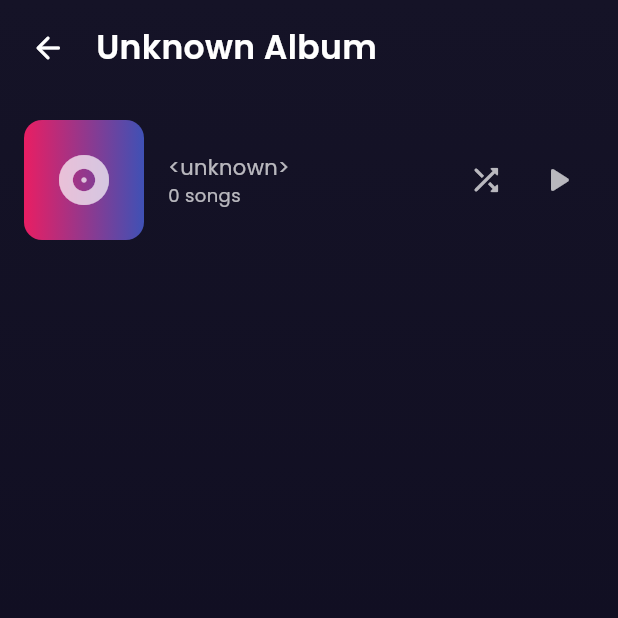
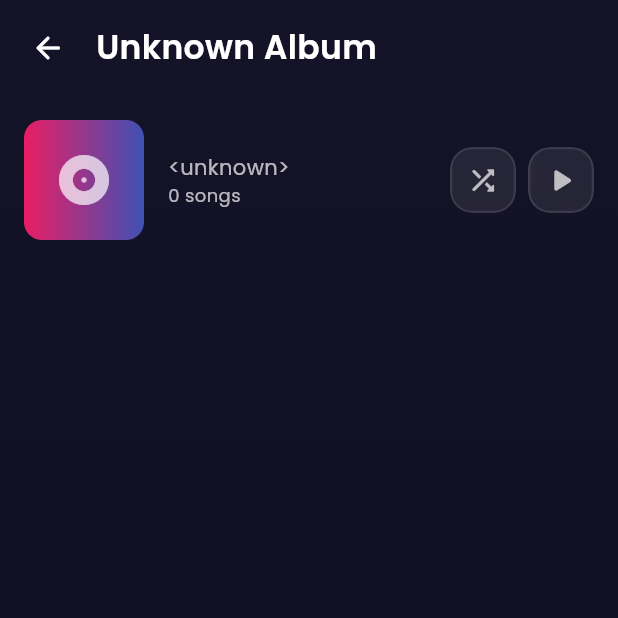
Before and after one commit to bhedanikhilkumar-code/offline-music-player-pro, a Flutter app: the AlbumDetailScreen screen opened directly with empty values, on a phone screen of 412 x 824 dp, the top half of it. Run offline on Flutter 3.47's test engine with Material 3 defaults, Android fonts, the phone set to English and light mode, and no system bars; our stand-ins replace audio_service, file_picker, google_fonts, image_picker, just_audio, on_audio_query and 4 more; missing offline and left inert: audio_session, audiotags, ringtone_set; accounts and stored records are empty; statements that could not run were skipped.

Commit message:
Update shuffle and playback buttons to professional glassmorphism design

```diff
--- a/lib/providers/audio_provider.dart
+++ b/lib/providers/audio_provider.dart
@@ -57,13 +57,11 @@ class AudioProvider extends ChangeNotifier {
 
   Future<void> playSong(SongModel song,
       {List<SongModel>? playlist, int? index}) async {
-    await PermissionService.requestNotificationPermission();
     await _playerService.playSong(song, playlist: playlist, index: index);
     notifyListeners();
   }
 
   Future<void> play() async {
-    await PermissionService.requestNotificationPermission();
     await _playerService.play();
     notifyListeners();
   }
@@ -78,7 +76,6 @@ class AudioProvider extends ChangeNotifier {
   }
 
   Future<void> togglePlayPause() async {
-    await PermissionService.requestNotificationPermission();
     await _playerService.togglePlayPause();
     notifyListeners();
   }
@@ -125,7 +122,6 @@ class AudioProvider extends ChangeNotifier {
   }
 
   Future<void> setQueue(List<SongModel> songs, {int startIndex = 0}) async {
-    await PermissionService.requestNotificationPermission();
     await _playerService.setQueue(songs, startIndex: startIndex);
     notifyListeners();
   }
--- a/lib/screens/album_detail_screen.dart
+++ b/lib/screens/album_detail_screen.dart
@@ -8,6 +8,7 @@ import '../providers/music_library_provider.dart';
 import '../providers/theme_provider.dart';
 import '../widgets/song_tile.dart';
 import '../widgets/song_options_sheet.dart';
+import '../widgets/glass_icon_button.dart';
 
 class AlbumDetailScreen extends StatelessWidget {
   final AlbumModel album;
@@ -57,18 +58,23 @@ class AlbumDetailScreen extends StatelessWidget {
                             ],
                           ),
                         ),
-                        IconButton(
-                          icon: const Icon(Icons.shuffle_rounded, color: Colors.white70),
-                          onPressed: songs.isNotEmpty ? () {
+                        GlassIconButton(
+                          icon: Icons.shuffle_rounded,
+                          size: 44,
+                          iconSize: 22,
+                          onTap: songs.isNotEmpty ? () {
                             final shuffled = List.from(songs)..shuffle();
                             context.read<AudioProvider>().setQueue(shuffled.cast(), startIndex: 0);
-                          } : null,
+                          } : () {},
                         ),
-                        IconButton(
-                          icon: const Icon(Icons.play_arrow_rounded, size: 28, color: Colors.white70),
-                          onPressed: songs.isNotEmpty ? () {
+                        const SizedBox(width: 8),
+                        GlassIconButton(
+                          icon: Icons.play_arrow_rounded,
+                          size: 44,
+                          iconSize: 26,
+                          onTap: songs.isNotEmpty ? () {
                             context.read<AudioProvider>().playSong(songs.first, playlist: songs, index: 0);
-                          } : null,
+                          } : () {},
                         ),
                       ],
                     ),
--- /dev/null
+++ b/lib/widgets/glass_icon_button.dart
@@ -0,0 +1,58 @@
+import 'dart:ui';
+import 'package:flutter/material.dart';
+
+class GlassIconButton extends StatelessWidget {
+  final IconData icon;
+  final VoidCallback onTap;
+  final bool isActive;
+  final Color? activeColor;
+  final double size;
+  final double iconSize;
+
+  const GlassIconButton({
+    super.key,
+    required this.icon,
+    required this.onTap,
+    this.isActive = false,
+    this.activeColor,
+    this.size = 50,
+    this.iconSize = 24,
+  });
+
+  @override
+  Widget build(BuildContext context) {
+    final color = activeColor ?? Theme.of(context).primaryColor;
+
+    return ClipRRect(
+      borderRadius: BorderRadius.circular(size / 3),
+      child: BackdropFilter(
+        filter: ImageFilter.blur(sigmaX: 10, sigmaY: 10),
+        child: InkWell(
+          onTap: onTap,
+          borderRadius: BorderRadius.circular(size / 3),
+          child: Container(
+            width: size,
+            height: size,
+            decoration: BoxDecoration(
+              color: isActive
+                  ? color.withOpacity(0.2)
+                  : Colors.white.withOpacity(0.08),
+              borderRadius: BorderRadius.circular(size / 3),
+              border: Border.all(
+                color: isActive
+                    ? color.withOpacity(0.5)
+                    : Colors.white.withOpacity(0.1),
+                width: 1.5,
+              ),
+            ),
+            child: Icon(
+              icon,
+              color: isActive ? color : Colors.white70,
+              size: iconSize,
+            ),
+          ),
+        ),
+      ),
+    );
+  }
+}
```
Also changed, not shown: lib/screens/artist_detail_screen.dart (+19 -7 lines), lib/screens/folder_detail_screen.dart (+19 -7 lines), lib/screens/home_screen.dart (+41 -45 lines), lib/screens/player_screen.dart (+13 -16 lines), lib/screens/playlist_detail_screen.dart (+3 -46 lines), lib/widgets/glass_action_button.dart (added, +61 -0 lines).
